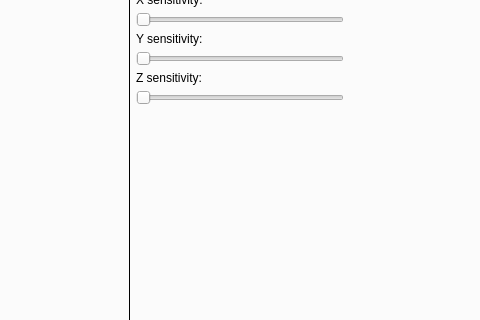
The window that mainwindow.ui (mvxe/MLA-CS) describes before a commit, drawn with Qt 5; both pictures show x 101 to 581 and y 117 to 437 of the 676 by 584 pixel window.
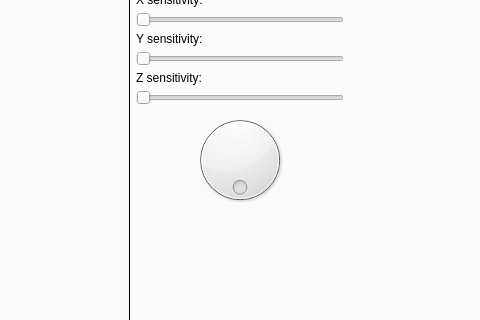
The same window after the commit. The open tabs and pages were chosen to show the change. Icons and pictures are not drawn. Custom widgets are drawn as their Qt base class.

Commit message: more work on pvt added a dial for z scroll

What changed in the file:
```diff
--- a/mainwindow.ui
+++ b/mainwindow.ui
@@ -231,7 +231,7 @@
          </spacer>
         </item>
         <item row="0" column="2">
-         <layout class="QVBoxLayout" name="verticalLayout_3" stretch="0,0,0,0,0,0,0,0,0,0">
+         <layout class="QVBoxLayout" name="verticalLayout_3" stretch="0,0,0,0,0,0,0,0,0,0,0">
           <property name="spacing">
            <number>5</number>
           </property>
@@ -348,6 +348,19 @@
             </property>
            </widget>
           </item>
+          <item>
+           <widget class="QDial" name="dial">
+            <property name="maximum">
+             <number>100</number>
+            </property>
+            <property name="orientation">
+             <enum>Qt::Horizontal</enum>
+            </property>
+            <property name="wrapping">
+             <bool>true</bool>
+            </property>
+           </widget>
+          </item>
           <item>
            <spacer name="verticalSpacer_3">
             <property name="orientation">
```
The commit also changes 7 other files.
